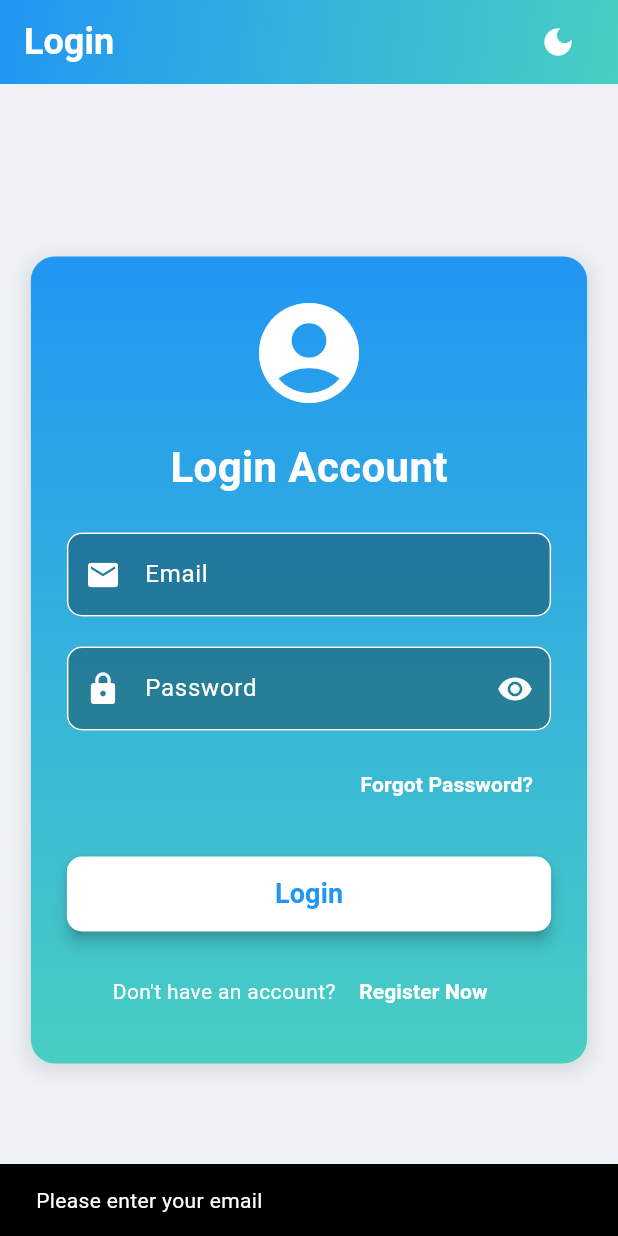
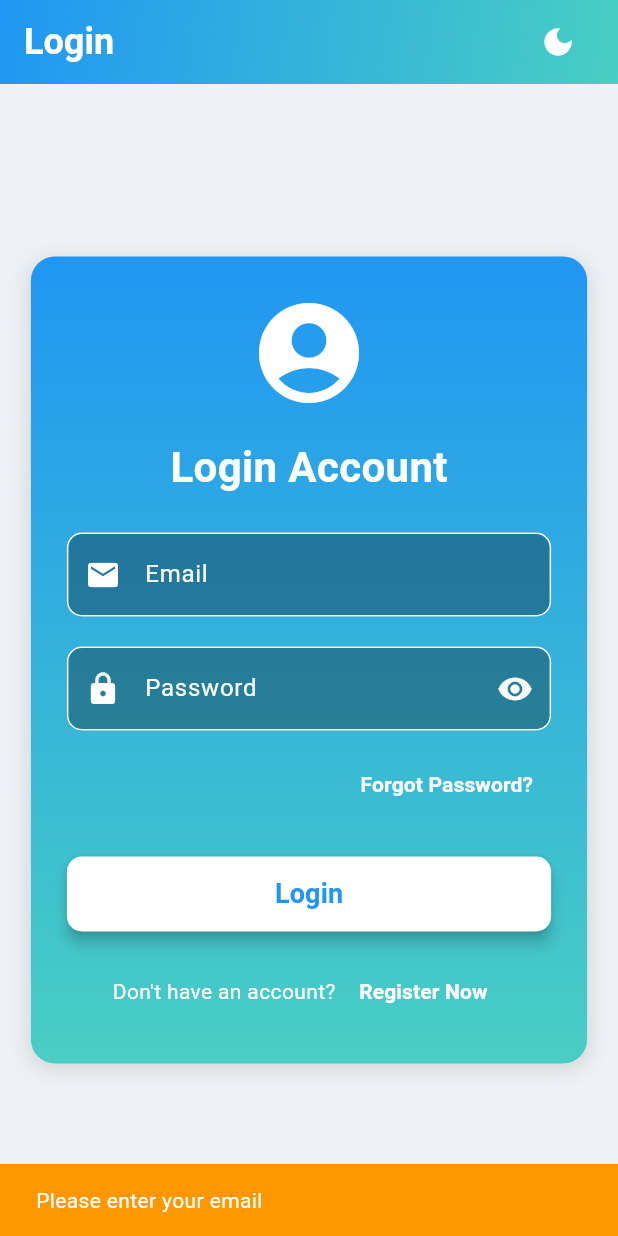
Before and after one commit to Talha-Aslam/desktop_search_a_holic, a Flutter app: the screen it shows after launch, after a tap on "Login", on a phone screen of 412 x 824 dp. Run offline on Flutter 3.47's test engine with Material 3 defaults, Android fonts, the phone set to English and light mode, and no system bars; our stand-ins replace cloud_firestore, file_picker, firebase_auth, firebase_core, geocoding, geolocator and 5 more; accounts and stored records are empty.

Commit message:
login error updated

```diff
--- a/lib/login.dart
+++ b/lib/login.dart
@@ -53,23 +53,59 @@ class _LoginState extends State<Login> {
         // Handle specific Firebase Auth errors
         String errorMessage = 'An error occurred during login';
 
-        if (e.code == 'user-not-found') {
-          errorMessage = 'No user found with this email';
-        } else if (e.code == 'wrong-password') {
-          errorMessage = 'Invalid password';
-        } else if (e.code == 'invalid-email') {
-          errorMessage = 'Invalid email format';
-        } else if (e.code == 'user-disabled') {
-          errorMessage = 'This account has been disabled';
+        switch (e.code) {
+          case 'user-not-found':
+            errorMessage = 'No account found with this email address';
+            break;
+          case 'wrong-password':
+            errorMessage = 'Incorrect password. Please try again';
+            break;
+          case 'invalid-email':
+            errorMessage = 'Please enter a valid email address';
+            break;
+          case 'user-disabled':
+            errorMessage = 'This account has been disabled. Contact support';
+            break;
+          case 'too-many-requests':
+            errorMessage = 'Too many failed attempts. Please try again later';
+            break;
+          case 'invalid-credential':
+            errorMessage =
+                'Invalid email or password. Please check your credentials';
+            break;
+          case 'network-request-failed':
+            errorMessage =
+                'Network error. Please check your internet connection';
+            break;
+          case 'operation-not-allowed':
+            errorMessage = 'Email/password sign-in is not enabled';
+            break;
+          default:
+            errorMessage = 'Login failed: ${e.message ?? 'Unknown error'}';
         }
 
         ScaffoldMessenger.of(context).showSnackBar(
-          SnackBar(content: Text(errorMessage)),
+          SnackBar(
+            content: Text(errorMessage),
+            backgroundColor: Colors.red,
+            duration: const Duration(seconds: 4),
+            action: SnackBarAction(
+              label: 'Dismiss',
+              textColor: Colors.white,
+              onPressed: () {
+                ScaffoldMessenger.of(context).hideCurrentSnackBar();
+              },
+            ),
+          ),
         );
       } catch (e) {
         // Handle other errors
         ScaffoldMessenger.of(context).showSnackBar(
-          SnackBar(content: Text('Login error: ${e.toString()}')),
+          SnackBar(
+            content: Text('Login error: ${e.toString()}'),
+            backgroundColor: Colors.red,
+            duration: const Duration(seconds: 4),
+          ),
         );
       } finally {
         setState(() {
@@ -77,10 +113,15 @@ class _LoginState extends State<Login> {
         });
       }
     } else {
+      // Show validation error
+      String fieldName =
+          validationMessage == "emptyEmail" ? "email" : "password";
       ScaffoldMessenger.of(context).showSnackBar(
         SnackBar(
-            content: Text(
-                'Please enter your ${validationMessage == "emptyEmail" ? "email" : "password"}')),
+          content: Text('Please enter your $fieldName'),
+          backgroundColor: Colors.orange,
+          duration: const Duration(seconds: 3),
+        ),
       );
     }
   }
```
